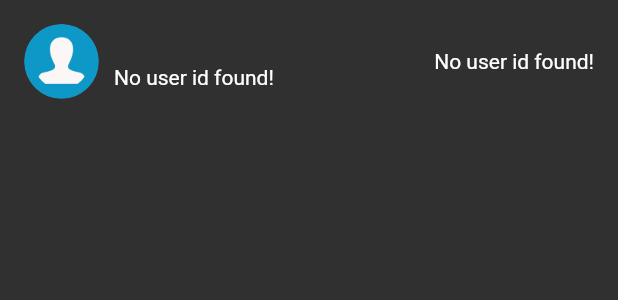
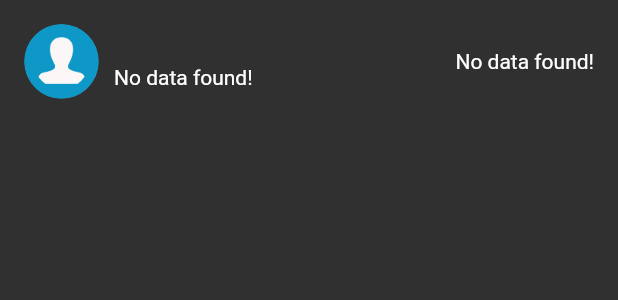
Before and after one commit to shimulxx/flutter_chat_test_app, a Flutter app: the ChatListItem widget shown alone on an empty page, opened directly with empty values, on a phone screen of 412 x 824 dp. Shown: the top 300 px of the screen. Run offline on Flutter 3.47's test engine with Material 2 defaults, Android fonts, the phone set to English and light mode, and no system bars; drawn by our look-alikes of cached_network_image; our stand-ins replace cloud_firestore, dio, equatable, firebase_auth, firebase_core, flutter_bloc and 6 more; accounts and stored records are empty; network calls fail.

Commit message:
Bug fixed....

```diff
--- a/lib/screen/chat_list_screen/inner_widget/inner_widget/list_item.dart
+++ b/lib/screen/chat_list_screen/inner_widget/inner_widget/list_item.dart
@@ -62,7 +62,7 @@ class ChatListItem extends StatelessWidget {
                           builder: (context, snapshot){
                             if(snapshot.hasData){
                               final curData = snapshot.data!;
-                              if(curData.userId.isEmpty){ return const Text('No user id found!'); }
+                              if(curData.userId.isEmpty){ return const Text('No data found!'); }
                               else{
                                 return DeliveryWidget(
                                   isDelivered: curData.isDelivered,
@@ -85,7 +85,7 @@ class ChatListItem extends StatelessWidget {
                 builder: (context, snapshot){
                   if(snapshot.hasData){
                     final curData = snapshot.data!;
-                    if(curData.userId.isEmpty){ return const Text('No user id found!'); }
+                    if(curData.userId.isEmpty){ return const Text('No data found!'); }
                     else{ return Text(curData.sendTime); }
                   }
                   else{ return const Text('No data'); }
```
